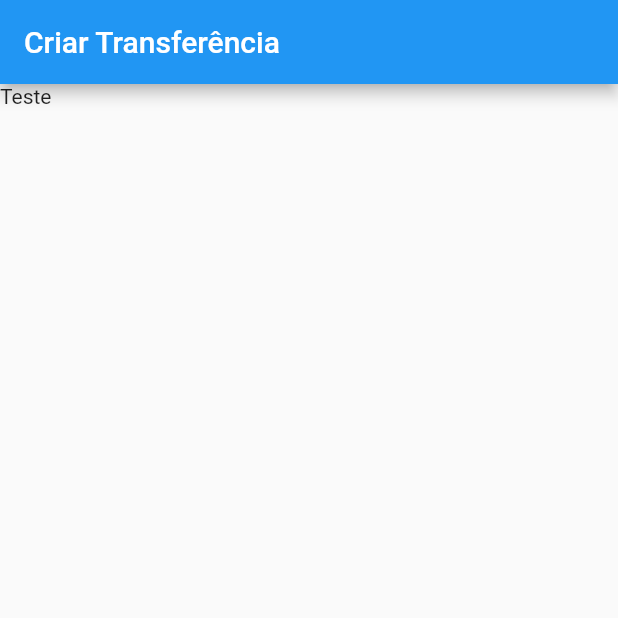
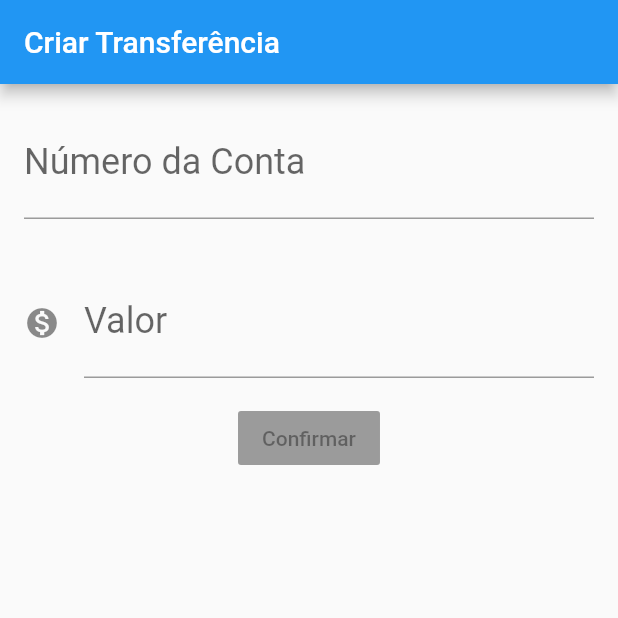
Before and after one commit to lucasmfg7/bytebank-flutter, a Flutter app: the screen it shows after launch, on a phone screen of 412 x 824 dp, the top half of it. Run offline on Flutter 3.47's test engine with Material 2 defaults, Android fonts, the phone set to English and light mode, and no system bars.

Commit message:
Montando o layout do formulário

```diff
--- a/lib/main.dart
+++ b/lib/main.dart
@@ -18,9 +18,45 @@ class TransferForm extends StatelessWidget {
   Widget build(BuildContext context) {
     return Scaffold(
       appBar: AppBar(
-        title: Text('Criar Transferência'),
+        title: const Text('Criar Transferência'),
       ),
-      body: Text('Teste'),
+      body: Column(
+        children: [
+          const Padding(
+            padding: EdgeInsets.all(16.0),
+            child: TextField(
+              style: TextStyle(
+                fontSize: 24.0,
+              ),
+              decoration: InputDecoration(
+                labelText: 'Número da Conta',
+                hintText: '0000',
+              ),
+              keyboardType: TextInputType.number,
+            ),
+          ),
+          const Padding(
+            padding: EdgeInsets.all(16.0),
+            child: TextField(
+              style: TextStyle(
+                fontSize: 24.0,
+              ),
+              decoration: InputDecoration(
+                icon: Icon(
+                  Icons.monetization_on,
+                ),
+                labelText: 'Valor',
+                hintText: '0.00',
+              ),
+              keyboardType: TextInputType.number,
+            ),
+          ),
+          const RaisedButton(
+            child: Text('Confirmar'),
+            onPressed: null,
+          ),
+        ],
+      ),
     );
   }
 }
```
